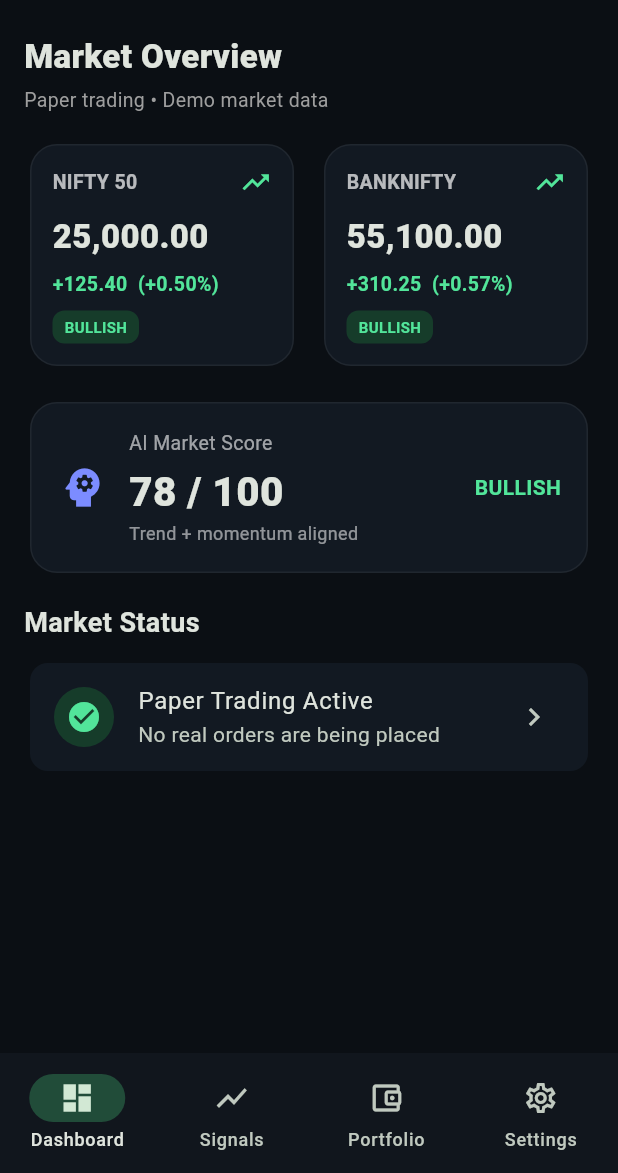
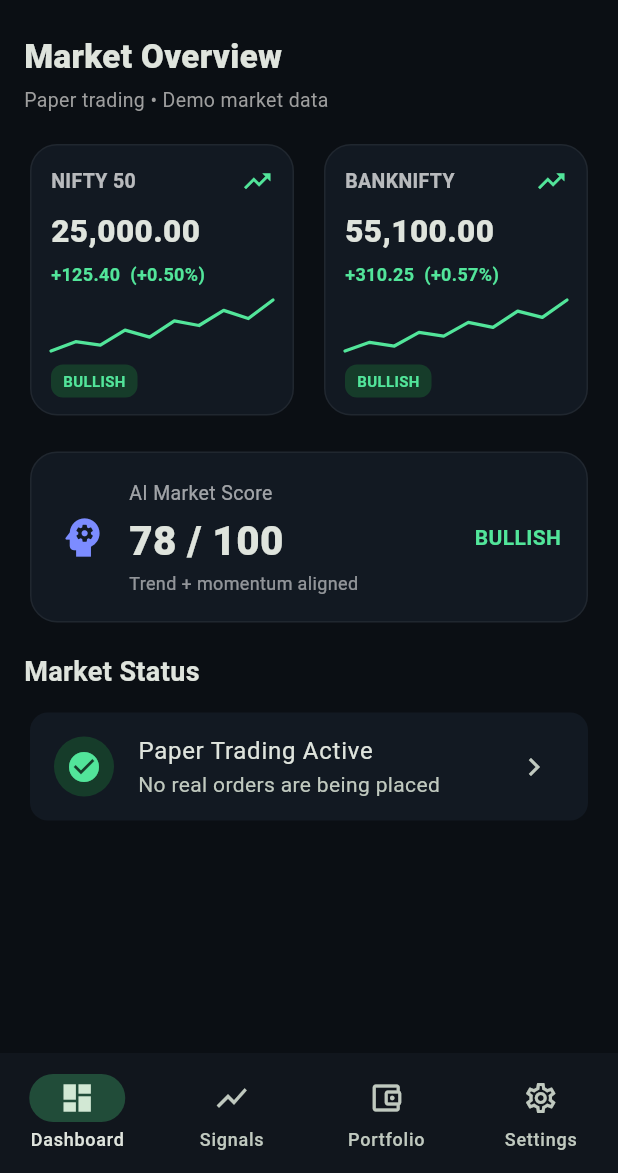
Before and after one commit to Majeedtradingai/MAJEED-SMART-AI, a Flutter app: the screen it shows after launch, on a phone screen of 412 x 824 dp, the part 63-1236 px from its top. Run offline on Flutter 3.47's test engine with Material 3 defaults, Android fonts, the phone set to English and light mode, and no system bars.

Commit message:
Add compact NIFTY and BANKNIFTY sparkline charts

```diff
--- a/lib/main.dart
+++ b/lib/main.dart
@@ -55,10 +55,7 @@
             padding: const EdgeInsets.only(right: 16),
             child: Center(
               child: Container(
-                padding: const EdgeInsets.symmetric(
-                  horizontal: 10,
-                  vertical: 6,
-                ),
+                padding: const EdgeInsets.symmetric(horizontal: 10, vertical: 6),
                 decoration: BoxDecoration(
                   color: const Color(0xFF163C2A),
                   borderRadius: BorderRadius.circular(20),
@@ -124,10 +121,7 @@
         const SizedBox(height: 4),
         Text(
           'Paper trading • Demo market data',
-          style: TextStyle(
-            color: Colors.grey.shade500,
-            fontSize: 13,
-          ),
+          style: TextStyle(color: Colors.grey, fontSize: 13),
         ),
         const SizedBox(height: 16),
         Row(
@@ -139,7 +133,7 @@
                 change: '+125.40',
                 percent: '+0.50%',
                 trend: 'BULLISH',
-                icon: Icons.trending_up,
+                values: [24780, 24820, 24805, 24870, 24840, 24910, 24890, 24955, 24920, 25000],
               ),
             ),
             SizedBox(width: 12),
@@ -150,7 +144,7 @@
                 change: '+310.25',
                 percent: '+0.57%',
                 trend: 'BULLISH',
-                icon: Icons.trending_up,
+                values: [54690, 54760, 54730, 54840, 54810, 54920, 54880, 55010, 54960, 55100],
               ),
             ),
           ],
@@ -167,57 +161,26 @@
             padding: EdgeInsets.all(18),
             child: Row(
               children: [
-                Icon(
-                  Icons.psychology,
-                  size: 34,
-                  color: Color(0xFF7C8CFF),
-                ),
+                Icon(Icons.psychology, size: 34, color: Color(0xFF7C8CFF)),
                 SizedBox(width: 14),
                 Expanded(
                   child: Column(
                     crossAxisAlignment: CrossAxisAlignment.start,
                     children: [
-                      Text(
-                        'AI Market Score',
-                        style: TextStyle(
-                          fontSize: 13,
-                          color: Colors.white60,
-                        ),
-                      ),
+                      Text('AI Market Score', style: TextStyle(fontSize: 13, color: Colors.white60)),
                       SizedBox(height: 3),
-                      Text(
-                        '78 / 100',
-                        style: TextStyle(
-                          fontSize: 27,
-                          fontWeight: FontWeight.w800,
-                        ),
-                      ),
-                      Text(
-                        'Trend + momentum aligned',
-                        style: TextStyle(
-                          fontSize: 12,
-                          color: Colors.white54,
-                        ),
-                      ),
+                      Text('78 / 100', style: TextStyle(fontSize: 27, fontWeight: FontWeight.w800)),
+                      Text('Trend + momentum aligned', style: TextStyle(fontSize: 12, color: Colors.white54)),
                     ],
                   ),
                 ),
-                Text(
-                  'BULLISH',
-                  style: TextStyle(
-                    color: Color(0xFF52E59A),
-                    fontWeight: FontWeight.bold,
-                  ),
-                ),
+                Text('BULLISH', style: TextStyle(color: Color(0xFF52E59A), fontWeight: FontWeight.bold)),
               ],
             ),
           ),
         ),
         const SizedBox(height: 16),
-        const Text(
-          'Market Status',
-          style: TextStyle(fontSize: 18, fontWeight: FontWeight.w700),
-        ),
+        const Text('Market Status', style: TextStyle(fontSize: 18, fontWeight: FontWeight.w700)),
         const SizedBox(height: 10),
         Card(
           color: const Color(0xFF121922),
@@ -243,7 +206,7 @@
   final String change;
   final String percent;
   final String trend;
-  final IconData icon;
+  final List<double> values;
 
   const IndexPriceCard({
     super.key,
@@ -252,7 +215,7 @@
     required this.change,
     required this.percent,
     required this.trend,
-    required this.icon,
+    required this.values,
   });
 
   @override
@@ -265,7 +228,7 @@
         side: BorderSide(color: Colors.white.withOpacity(0.06)),
       ),
       child: Padding(
-        padding: const EdgeInsets.all(15),
+        padding: const EdgeInsets.fromLTRB(14, 14, 14, 12),
         child: Column(
           crossAxisAlignment: CrossAxisAlignment.start,
           children: [
@@ -274,43 +237,35 @@
                 Expanded(
                   child: Text(
                     symbol,
-                    style: const TextStyle(
-                      fontSize: 13,
-                      color: Colors.white70,
-                      fontWeight: FontWeight.w600,
-                    ),
+                    style: const TextStyle(fontSize: 13, color: Colors.white70, fontWeight: FontWeight.w600),
                   ),
                 ),
-                Icon(
-                  icon,
-                  color: const Color(0xFF52E59A),
-                  size: 21,
-                ),
+                const Icon(Icons.trending_up, color: Color(0xFF52E59A), size: 21),
               ],
             ),
-            const SizedBox(height: 10),
+            const SizedBox(height: 8),
             Text(
               price,
-              style: const TextStyle(
-                fontSize: 22,
-                fontWeight: FontWeight.w800,
-              ),
+              style: const TextStyle(fontSize: 21, fontWeight: FontWeight.w800),
             ),
-            const SizedBox(height: 7),
+            const SizedBox(height: 5),
             Text(
               '$change  ($percent)',
               style: const TextStyle(
                 color: Color(0xFF52E59A),
-                fontSize: 13,
+                fontSize: 12,
                 fontWeight: FontWeight.w700,
               ),
             ),
-            const SizedBox(height: 8),
+            const SizedBox(height: 7),
+            SizedBox(
+              height: 38,
+              width: double.infinity,
+              child: Sparkline(values: values),
+            ),
+            const SizedBox(height: 7),
             Container(
-              padding: const EdgeInsets.symmetric(
-                horizontal: 8,
-                vertical: 4,
-              ),
+              padding: const EdgeInsets.symmetric(horizontal: 8, vertical: 4),
               decoration: BoxDecoration(
                 color: const Color(0xFF163C2A),
                 borderRadius: BorderRadius.circular(8),
@@ -331,15 +286,66 @@
   }
 }
 
+class Sparkline extends StatelessWidget {
+  final List<double> values;
+
+  const Sparkline({super.key, required this.values});
+
+  @override
+  Widget build(BuildContext context) {
+    return CustomPaint(
+      painter: SparklinePainter(values),
+      child: const SizedBox.expand(),
+    );
+  }
+}
+
+class SparklinePainter extends CustomPainter {
+  final List<double> values;
+
+  SparklinePainter(this.values);
+
+  @override
+  void paint(Canvas canvas, Size size) {
+    if (values.length < 2 || size.width <= 0 || size.height <= 0) return;
+
+    final min = values.reduce((a, b) => a < b ? a : b);
+    final max = values.reduce((a, b) => a > b ? a : b);
+    final range = max - min == 0 ? 1 : max - min;
+
+    final path = Path();
+    for (var i = 0; i < values.length; i++) {
+      final x = size.width * i / (values.length - 1);
+      final y = size.height - ((values[i] - min) / range) * (size.height - 4) - 2;
+      if (i == 0) {
+        path.moveTo(x, y);
+      } else {
+        path.lineTo(x, y);
+      }
+    }
+
+    final paint = Paint()
+      ..color = const Color(0xFF52E59A)
+      ..strokeWidth = 2.2
+      ..style = PaintingStyle.stroke
+      ..strokeCap = StrokeCap.round
+      ..strokeJoin = StrokeJoin.round;
+
+    canvas.drawPath(path, paint);
+  }
+
+  @override
+  bool shouldRepaint(covariant SparklinePainter oldDelegate) {
+    return oldDelegate.values != values;
+  }
+}
+
 class SignalsPage extends StatelessWidget {
   const SignalsPage({super.key});
 
   @override
   Widget build(BuildContext context) => const Center(
-        child: Text(
-          'BUY Signal\nEntry: Demo\nSL: Demo\nT1: Demo',
-          textAlign: TextAlign.center,
-        ),
+        child: Text('BUY Signal\nEntry: Demo\nSL: Demo\nT1: Demo', textAlign: TextAlign.center),
       );
 }
 
@@ -348,10 +354,7 @@
 
   @override
   Widget build(BuildContext context) => const Center(
-        child: Text(
-          'Paper Balance\n₹100000\nP&L: ₹0',
-          textAlign: TextAlign.center,
-        ),
+        child: Text('Paper Balance\n₹100000\nP&L: ₹0', textAlign: TextAlign.center),
       );
 }
 
@@ -360,9 +363,6 @@
 
   @override
   Widget build(BuildContext context) => const Center(
-        child: Text(
-          'Settings\nPaper Mode ON',
-          textAlign: TextAlign.center,
-        ),
+        child: Text('Settings\nPaper Mode ON', textAlign: TextAlign.center),
       );
 }
```
